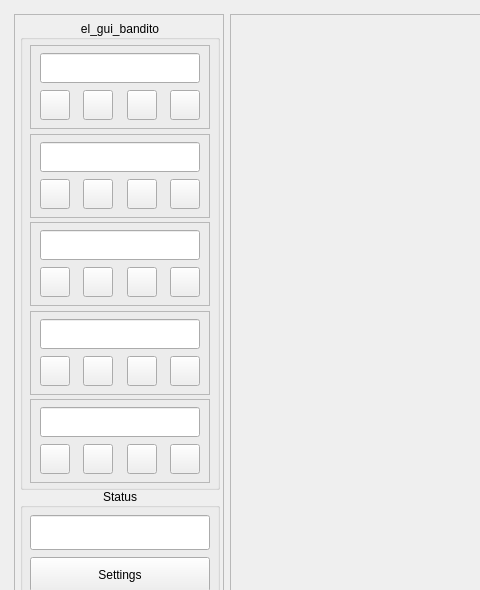
Before: the Qt Designer form resources/ui_raw/el_gui_bandito.ui in Einthel/EL_GUI_BANDITO4, drawn with Qt 5; both pictures show x 0 to 480 and y 0 to 590 of the 1144 by 708 pixel window.
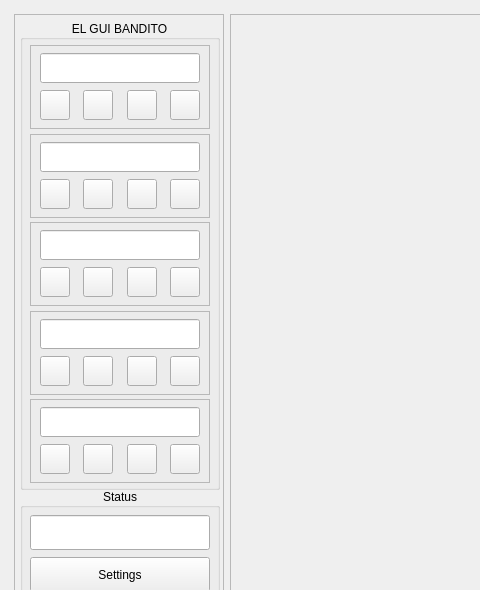
After: the same form once the commit is applied.

What changed in the file:
```diff
--- a/resources/ui_raw/el_gui_bandito.ui
+++ b/resources/ui_raw/el_gui_bandito.ui
@@ -90,7 +90,7 @@
              </size>
             </property>
             <property name="title">
-             <string>el_gui_bandito</string>
+             <string>EL GUI BANDITO</string>
             </property>
             <property name="alignment">
              <set>Qt::AlignmentFlag::AlignCenter</set>
```
